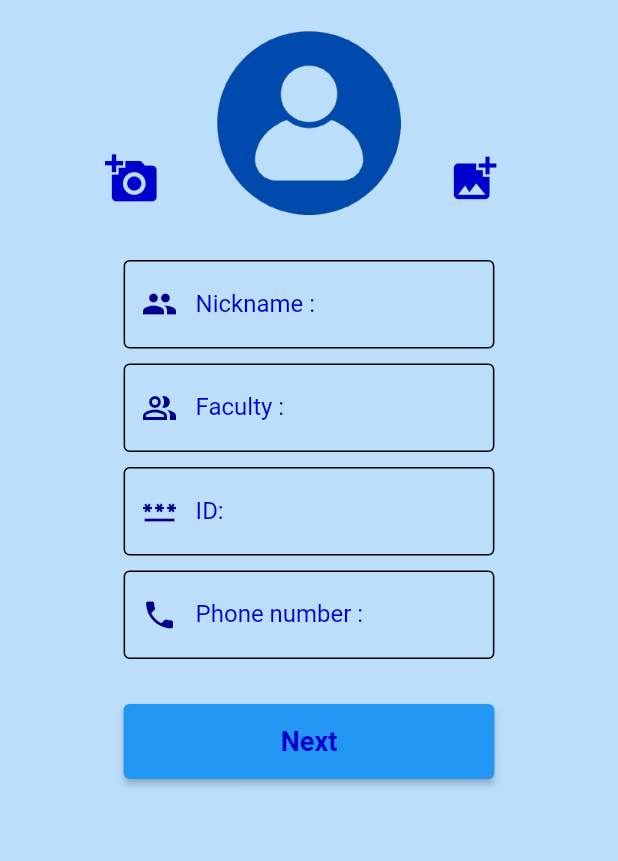
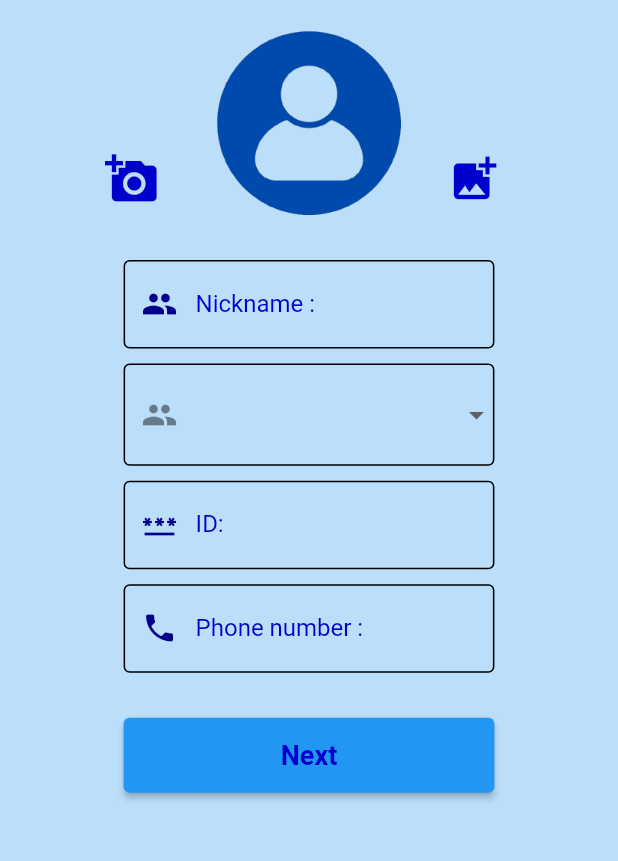
Before and after one commit to PAWink/psugo, a Flutter app: the screen it shows after launch, on a phone screen of 412 x 824 dp, the part 220-1081 px from its top. Run offline on Flutter 3.47's test engine with Material 2 defaults, Android fonts, the phone set to English and light mode, and no system bars; our stand-ins replace image_picker; missing offline and left inert: dart:ffi.

Commit message:
dropdown

```diff
--- a/lib/states/uploadid.dart
+++ b/lib/states/uploadid.dart
@@ -7,7 +7,6 @@ import 'package:image_picker/image_picker.dart';
 import 'package:psugo/states/uhavecar.dart';
 import 'package:psugo/utility/my_constant.dart';
 import 'package:psugo/widgets/show_image.dart';
-import 'package:psugo/widgets/show_title.dart';
 
 class Uploadid extends StatefulWidget {
   const Uploadid({super.key});
@@ -17,6 +16,9 @@ class Uploadid extends StatefulWidget {
 }
 
 class _UploadidState extends State<Uploadid> {
+  //drop down
+  List<String> items = ['CoC', 'FTE', 'FHT', 'FIS'];
+  String selectedItem = 'CoC';
   //imgae picker1
   File? file;
   @override
@@ -37,6 +39,38 @@ class _UploadidState extends State<Uploadid> {
           ],
         ),
       ),
+    );
+  }
+
+  Row buildFaculty(double size) {
+    return Row(
+      mainAxisAlignment: MainAxisAlignment.center,
+      children: [
+        Container(
+          margin: EdgeInsets.only(top: 10),
+          width: size * 0.6,
+          child: SizedBox(
+            width: 240,
+            child: DropdownButtonFormField(
+              dropdownColor: Colors.blue[200],
+              decoration: InputDecoration(
+                  prefixText: 'Faculty: ',
+                  prefixIcon: Icon(Icons.people),
+                  enabledBorder: OutlineInputBorder(),
+                  focusedBorder: OutlineInputBorder()),
+              items: items
+                  .map((item) => DropdownMenuItem<String>(
+                        value: item,
+                        child: Text(item),
+                      ))
+                  .toList(),
+              onChanged: (item) => setState(
+                () => selectedItem = item!,
+              ),
+            ),
+          ),
+        ),
+      ],
     );
   }
 
@@ -100,30 +134,6 @@ class _UploadidState extends State<Uploadid> {
               labelText: 'ID:',
               prefixIcon: Icon(
                 Icons.password,
-                color: MyConstant.light,
-              ),
-              enabledBorder: OutlineInputBorder(),
-              focusedBorder: OutlineInputBorder(),
-            ),
-          ),
-        ),
-      ],
-    );
-  }
-
-  Row buildFaculty(double size) {
-    return Row(
-      mainAxisAlignment: MainAxisAlignment.center,
-      children: [
-        Container(
-          margin: EdgeInsets.only(top: 10),
-          width: size * 0.6,
-          child: TextFormField(
-            decoration: InputDecoration(
-              labelStyle: MyConstant().h3text(),
-              labelText: 'Faculty :',
-              prefixIcon: Icon(
-                Icons.people_alt_outlined,
                 color: MyConstant.light,
               ),
               enabledBorder: OutlineInputBorder(),
```
